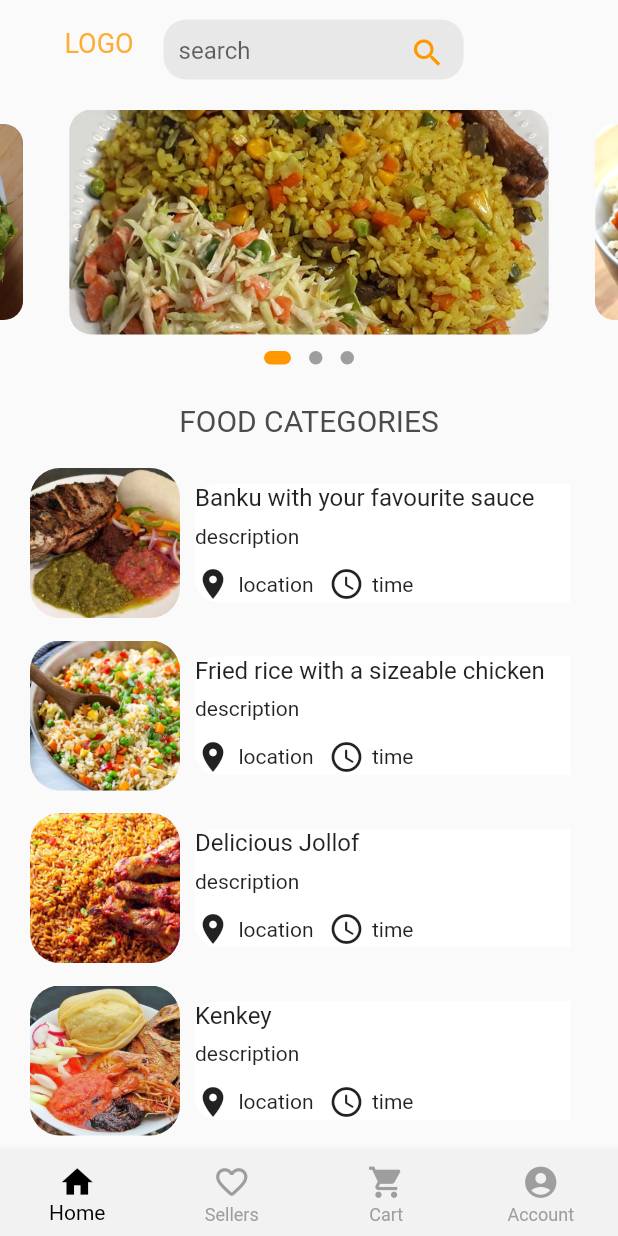
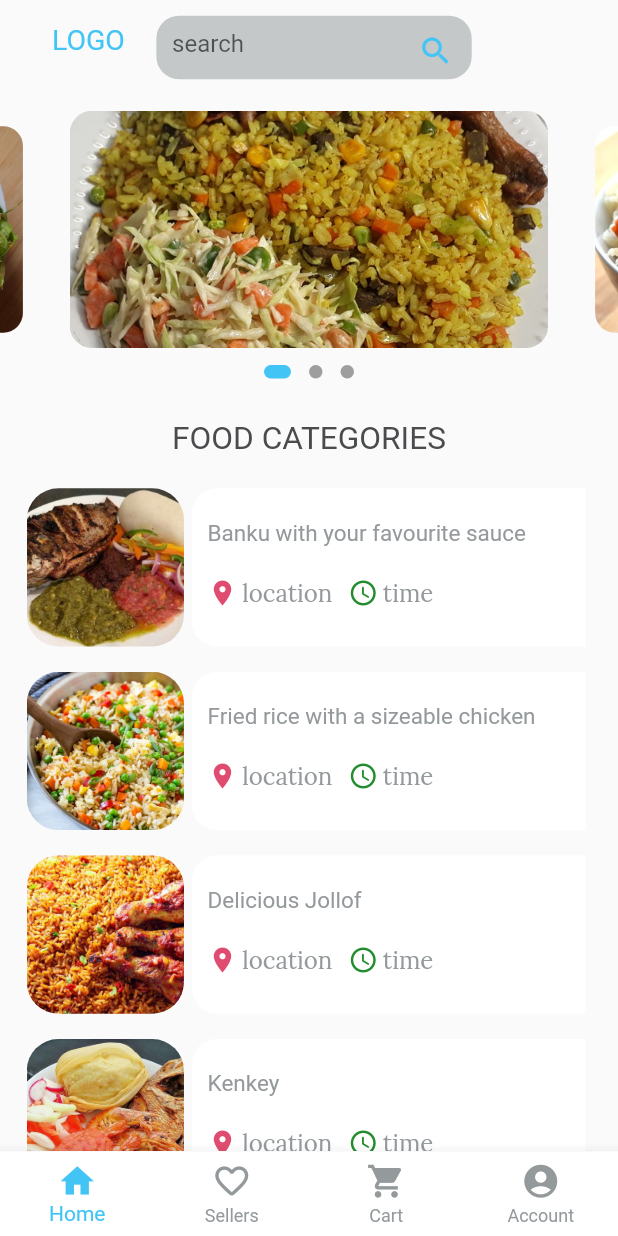
Before and after one commit to SamNyark/pedido, a Flutter app: the HomePage screen opened directly, on a phone screen of 412 x 824 dp. Run offline on Flutter 3.47's test engine with Material 2 defaults, Android fonts, the phone set to English and light mode, and no system bars; drawn by our look-alikes of carousel_slider, dots_indicator; our stand-ins replace firebase_auth, firebase_core, font_awesome_flutter, get; accounts and stored records are empty; Roboto replaces fonts that are missing (OrelegaOne, Playfair).

Commit message:
Added colors  and dimensions

```diff
--- a/lib/components/food_categories.dart
+++ /dev/null
@@ -1,61 +0,0 @@
-import 'package:flutter/material.dart';
-import 'package:get/get.dart';
-import 'package:pedido/helpers/products.dart';
-import 'package:pedido/widgets/icon_and_text.dart';
-
-class FoodList extends StatelessWidget {
-  const FoodList({Key? key}) : super(key: key);
-
-  @override
-  Widget build(BuildContext context) {
-    return ListView.builder(
-      shrinkWrap: true,
-      physics: const NeverScrollableScrollPhysics(),
-      itemCount: products.length,
-      itemBuilder: (context, index) {
-        return Container(
-          margin: const EdgeInsets.only(left: 20, right: 10),
-          padding: const EdgeInsets.only(bottom: 15),
-          child: GestureDetector(
-            child: Row(
-              children: [
-                Container(
-                  height: 100,
-                  width: 100,
-                    decoration: BoxDecoration(
-                        borderRadius: BorderRadius.circular(20),
-                        image: DecorationImage(image: AssetImage(products[index].image), fit: BoxFit.cover))),
-
-                Padding(
-                  padding: const EdgeInsets.only(left: 10.0),
-                  child: Container(
-                    decoration: const BoxDecoration(
-                      color: Colors.white,
-                      borderRadius: BorderRadius.only(topLeft: Radius.circular(15), bottomLeft: Radius.circular(15))
-                    ),
-                    width: 250,
-                    child: Column(
-                      crossAxisAlignment: CrossAxisAlignment.start,
-                      children: [
-                        Text(products[index].title, style: const TextStyle(overflow: TextOverflow.ellipsis, fontSize: 16),maxLines: 1,),
-                        const SizedBox(height: 8,),
-                        Text("description"),
-                        const SizedBox(height: 12,),
-                        Row(children: const [
-                          IconAndText(icon: Icons.location_on, text: "location"),
-                          SizedBox(width: 10,),
-                          IconAndText(icon: Icons.access_time_rounded, text: "time")
-                        ],)
-
-                      ],
-                    ),
-                  ),
-                )
-              ],
-            ),
-          ),
-        );
-      },
-    );
-  }
-}
--- a/lib/components/home_screen.dart
+++ b/lib/components/home_screen.dart
@@ -2,9 +2,12 @@ import 'package:dots_indicator/dots_indicator.dart';
 import 'package:flutter/material.dart';
 import 'package:carousel_slider/carousel_slider.dart';
 import 'package:get/get.dart';
-import 'package:pedido/components/food_categories.dart';
-import 'package:pedido/components/home_screen_footer.dart';
+import 'package:pedido/pages/food/food_list.dart';
 import 'package:pedido/controllers/firebase_form.dart';
+import 'package:pedido/helpers/colors.dart';
+import 'package:pedido/helpers/dimensions.dart';
+
+import '../helpers/products.dart';
 
 class HomeScreen extends StatefulWidget {
   const HomeScreen({Key? key}) : super(key: key);
@@ -14,11 +17,6 @@ class HomeScreen extends StatefulWidget {
 }
 
 class _HomeScreenState extends State<HomeScreen> {
-  final List _carousel = [
-    "assets/images/friedrice.jpg",
-    "assets/images/rice.jpg",
-    "assets/images/waakye.jpg"
-  ];
   double _index = 0;
 
   FirebaseForm formController = Get.find();
@@ -27,65 +25,66 @@ class _HomeScreenState extends State<HomeScreen> {
   Widget build(BuildContext context) {
     return ListView(
       children: [
-        const SizedBox(
-          height: 5,
-        ),
         Row(
           mainAxisAlignment: MainAxisAlignment.center,
           children: [
-            Text(
-              "LOGO",
-              style:
-                  TextStyle(color: Colors.orange.withOpacity(.8), fontSize: 18),
+            Padding(
+              padding: EdgeInsets.only(right: Dimensions.width20),
+              child: Text(
+                "LOGO",
+                style: TextStyle(
+                    color: AppColors.mainColor,
+                    fontSize: Dimensions.height18),
+              ),
             ),
-            const SizedBox(width: 20),
             Container(
-              margin: const EdgeInsets.only(top: 8),
-              padding: const EdgeInsets.only(top: 5),
+              margin: EdgeInsets.only(top: Dimensions.height10),
+              padding: EdgeInsets.only(top: Dimensions.height4),
               decoration: BoxDecoration(
                   borderRadius: BorderRadius.circular(15),
-                  color: Colors.grey.withOpacity(0.2)),
-              width: 200,
-              height: 40,
+                  color: AppColors.searchBoxColor),
+              width: Dimensions.width200,
+              height: Dimensions.height40,
               child: TextField(
                 decoration: InputDecoration(
                     suffixIcon: IconButton(
-                        padding: const EdgeInsets.symmetric(vertical: 5),
+                        padding: EdgeInsets.symmetric(vertical: Dimensions.width5),
                         onPressed: () {},
                         icon: const Icon(
-                          Icons.search,
+                          Icons.search_outlined,
                         ),
-                        color: Colors.orange),
+                        color: AppColors.mainColor),
                     border: InputBorder.none,
                     //inner padding for the search box
-                    contentPadding: const EdgeInsets.only(left: 10, bottom: 15),
+                    contentPadding: EdgeInsets.only(left: Dimensions.width10, bottom: Dimensions.height17),
                     hintText: "search",
                     hintStyle: const TextStyle(fontFamily: "Playfair")),
               ),
             ),
-            const SizedBox(width: 60),
+            SizedBox(width: Dimensions.width60),
           ],
         ),
-        const SizedBox(height: 20),
+        SizedBox(height: Dimensions.height20),
 
         /// for promos
         CarouselSlider(
             options: CarouselOptions(
+              autoPlayInterval: const Duration(seconds: 2),
                 enlargeCenterPage: true,
                 enableInfiniteScroll: true,
                 scrollDirection: Axis.horizontal,
                 autoPlay: true,
-                height: 150,
+                height: Dimensions.height150,
                 onPageChanged: (index, reason) {
                   setState(() {
                     _index = index.toDouble();
                   });
                 }),
-            items: [_carousel[0], _carousel[1], _carousel[2]].map((i) {
+            items: [carousel[0], carousel[1], carousel[2]].map((i) {
               return Builder(builder: (BuildContext context) {
                 return Container(
-                  width: 550,
-                  margin: const EdgeInsets.symmetric(horizontal: 5),
+                  width: double.maxFinite,
+                  margin: EdgeInsets.symmetric(horizontal: Dimensions.width5),
                   child: ClipRRect(
                     borderRadius: BorderRadius.circular(15),
                     child: Image(
@@ -96,34 +95,37 @@ class _HomeScreenState extends State<HomeScreen> {
                 );
               });
             }).toList()),
-        const SizedBox(
-          height: 5,
+        SizedBox(
+          height: Dimensions.height5,
         ),
         DotsIndicator(
-          dotsCount: _carousel.length,
+          dotsCount: carousel.length,
           position: _index,
           decorator: DotsDecorator(
             size: const Size.square(9.0),
-            activeColor: Colors.orange,
+            activeColor: AppColors.mainColor,
             activeSize: const Size(18.0, 9.0),
             activeShape: RoundedRectangleBorder(
                 borderRadius: BorderRadius.circular(5.0)),
           ),
         ),
-        const SizedBox(
-          height: 10,
+        SizedBox(
+          height: Dimensions.height10,
         ),
-        const Center(
+        Center(
           child: Padding(
-            padding: EdgeInsets.all(10),
+            padding: EdgeInsets.all(Dimensions.height10),
             child: Text("FOOD CATEGORIES",
                 style: TextStyle(
-                    fontSize: 20,
+                    fontSize: Dimensions.height20,
                     fontFamily: "OrelegaOne",
-                    color: Color(0xff494b4d))),
+                    fontWeight: FontWeight.w400,
+                    color: const Color(0xff494b4d))),
           ),
         ),
-        const SizedBox(height: 10,),
+        SizedBox(
+          height: Dimensions.height10,
+        ),
         const FoodList(),
       ],
     );
--- a/lib/controllers/firebase_form.dart
+++ b/lib/controllers/firebase_form.dart
@@ -8,6 +8,8 @@ import 'package:pedido/pages/home_page.dart';
 class FirebaseForm extends GetxController{
   final FirebaseAuth _auth = FirebaseAuth.instance;
   final Controllers _controllers = Get.find();
+
+
 
 
   @override
--- /dev/null
+++ b/lib/helpers/colors.dart
@@ -0,0 +1,10 @@
+import 'package:flutter/cupertino.dart';
+
+class AppColors{
+  static Color mainColor = const Color(0xff42c5f5);
+  static Color secondaryColor = const Color(0xff94999c);
+  static Color searchBoxColor = const Color(0xffc5c8c9);
+  static Color locationIcon = const Color(0xffe04c6f);
+  static Color timeIcon = const Color(0xff238c2e);
+
+}
--- a/lib/helpers/dimensions.dart
+++ b/lib/helpers/dimensions.dart
@@ -0,0 +1,47 @@
+
+import 'package:get/get.dart';
+
+class Dimensions{
+  static double screenHeight = Get.context!.height;
+  static double screenWidget = Get.context!.width;
+
+  //bottomIconsSize
+  static double bottomIconSize = screenHeight / 31.24;
+
+  //height
+  static double height5 = screenHeight / 156.2;
+  static double height40 = screenHeight / 19.52;
+  static double height10 = screenHeight / 78.1;
+  static double height4 = screenHeight / 195.25;
+  static double height17 = screenHeight / 45.94;
+  static double height20 = screenHeight / 39.05;
+  static double height150 = screenHeight / 5.21;
+  static double height250 = screenHeight / 3.12;
+  static double height30 = screenHeight / 26.03;
+  static double height3 = screenHeight / 260.33;
+  static double height235 = screenHeight / 3.32;
+  static double height13 = screenHeight / 60.07;
+  static double height100 = screenHeight / 7.81;
+  static double height50 = screenHeight / 15.62;
+
+  //width
+  static double width20 = screenWidget / 19.65;
+  static double width200 = screenWidget / 1.96;
+  static double width5 = screenWidget / 78.6;
+  static double width10 = screenWidget / 39.3;
+  static double width60 = screenWidget / 6.55;
+  static double width30 = screenWidget / 13.1;
+  static double width3 = screenWidget / 131;
+  static double width17 = screenWidget / 23.12;
+  static double width120 = screenWidget / 3.28;
+  static double width100 = screenWidget / 3.93;
+  static double width2 = screenWidget / 262;
+  static double width250 = screenWidget / 1.57;
+
+
+
+  //fontsize
+  static double height18 = screenHeight / 43.38;
+  static double height16 = screenHeight / 48.81;
+  static double height23 = screenWidget / 17.08;
+}
--- a/lib/helpers/products.dart
+++ b/lib/helpers/products.dart
@@ -3,6 +3,12 @@ class Products {
   final int price;
   Products(this.image, this.price, this.title);
 }
+
+List carousel = [
+  "assets/images/friedrice.jpg",
+  "assets/images/rice.jpg",
+  "assets/images/waakye.jpg"
+];
 
 List<Products> products = [
   Products(
--- a/lib/main.dart
+++ b/lib/main.dart
@@ -24,7 +24,7 @@ class MyApp extends StatelessWidget {
         primarySwatch: Colors.grey,
       ),
       debugShowCheckedModeBanner: false,
-      home: const FoodDetails(),
+      home: const HomePage(),
     );
   }
 }
--- /dev/null
+++ b/lib/pages/food/food_list.dart
@@ -0,0 +1,70 @@
+import 'package:flutter/material.dart';
+import 'package:get/get.dart';
+import 'package:pedido/helpers/colors.dart';
+import 'package:pedido/helpers/dimensions.dart';
+import 'package:pedido/helpers/products.dart';
+import 'package:pedido/pages/food/food_details.dart';
+import 'package:pedido/widgets/big_text_and_small_text.dart';
+import 'package:pedido/widgets/icon_and_text.dart';
+
+class FoodList extends StatelessWidget {
+  const FoodList({Key? key}) : super(key: key);
+
+  @override
+  Widget build(BuildContext context) {
+    return ListView.builder(
+      shrinkWrap: true,
+      physics: const NeverScrollableScrollPhysics(),
+      itemCount: products.length,
+      itemBuilder: (context, index) {
+        return Container(
+          margin: EdgeInsets.symmetric(horizontal: Dimensions.width17),
+          padding: EdgeInsets.only(bottom: Dimensions.height16),
+          child: GestureDetector(
+            onTap: (){
+              Get.to(const FoodDetails(), arguments: index);
+            },
+
+            child: Row(
+              children: [
+                Container(
+                  height: Dimensions.height100,
+                  width: Dimensions.width100,
+                    decoration: BoxDecoration(
+                        borderRadius: BorderRadius.circular(Dimensions.height20),
+                        image: DecorationImage(image: AssetImage(products[index].image), fit: BoxFit.cover))),
+
+                Container(
+                  margin: EdgeInsets.only(left: Dimensions.width5),
+                  padding: EdgeInsets.symmetric(horizontal: Dimensions.width10, vertical: Dimensions.height16),
+                  decoration: BoxDecoration(
+                    color: Colors.white,
+                    borderRadius: BorderRadius.only(topLeft: Radius.circular(Dimensions.height16), bottomLeft: Radius.circular(Dimensions.height16))
+                  ),
+                  width: Dimensions.width250,
+                  height: Dimensions.height100,
+                  child: Column(
+                    crossAxisAlignment: CrossAxisAlignment.start,
+                    children: [
+                      SmallText(text: products[index].title, color: AppColors.secondaryColor,),
+                      SizedBox(height: Dimensions.height10),
+                      Expanded(
+                        child: Row(children: [
+                          IconAndText(icon: Icons.location_on, text: "location", color: AppColors.locationIcon,),
+                          SizedBox(width: Dimensions.width10,),
+                          IconAndText(icon: Icons.access_time_rounded, text: "time", color: AppColors.timeIcon,)
+                        ],),
+                      )
+
+                    ],
+                  ),
+                )
+              ],
+            ),
+          ),
+        );
+      },
+
+    );
+  }
+}
--- a/lib/pages/home_page.dart
+++ b/lib/pages/home_page.dart
@@ -3,6 +3,8 @@ import 'package:pedido/components/account_screen.dart';
 import 'package:pedido/components/cart_screen.dart';
 import 'package:pedido/components/home_screen.dart';
 import 'package:pedido/components/seller_screen.dart';
+import 'package:pedido/helpers/colors.dart';
+import 'package:pedido/helpers/dimensions.dart';
 
 class HomePage extends StatefulWidget {
   const HomePage({Key? key}) : super(key: key);
@@ -27,18 +29,18 @@ class _HomePageState extends State<HomePage> {
             });
           },
           type: BottomNavigationBarType.fixed,
-          backgroundColor: const Color(0xfff2f2f2),
-          unselectedItemColor: Colors.grey,
-          selectedItemColor: Colors.black,
-          items: const [
-            BottomNavigationBarItem(icon: Icon(Icons.home, size: 25,), label: "Home",
+          backgroundColor: Colors.white,
+          unselectedItemColor: AppColors.secondaryColor,
+          selectedItemColor: AppColors.mainColor,
+          items: [
+            BottomNavigationBarItem(icon: Icon(Icons.home, size: Dimensions.bottomIconSize,), label: "Home",
             backgroundColor: Colors.grey),
             BottomNavigationBarItem(
-                icon: Icon(Icons.favorite_border_rounded, size: 25,), label: "Sellers"),
+                icon: Icon(Icons.favorite_border_rounded, size: Dimensions.bottomIconSize,), label: "Sellers"),
             BottomNavigationBarItem(
-                icon: Icon(Icons.shopping_cart, size: 25,), label: "Cart",),
+                icon: Icon(Icons.shopping_cart, size: Dimensions.bottomIconSize,), label: "Cart",),
             BottomNavigationBarItem(
-                icon: Icon(Icons.account_circle, size: 25,), label: "Account")
+                icon: Icon(Icons.account_circle, size: Dimensions.bottomIconSize,), label: "Account")
           ],
         ),
       ),
--- /dev/null
+++ b/lib/widgets/big_text_and_small_text.dart
@@ -0,0 +1,41 @@
+import 'package:flutter/material.dart';
+import 'package:pedido/helpers/dimensions.dart';
+
+class BigText extends StatelessWidget {
+  final String text;
+  final Color color;
+  const BigText({Key? key, required this.text, this.color = Colors.black})
+      : super(key: key);
+
+  @override
+  Widget build(BuildContext context) {
+    return Text(
+      text,
+      maxLines: 1,
+      style: TextStyle(
+        fontSize: Dimensions.height23,
+        fontWeight: FontWeight.w400,
+        overflow: TextOverflow.ellipsis,
+      ),
+    );
+  }
+}
+
+class SmallText extends StatelessWidget {
+  final String text;
+  final Color color;
+  final double size;
+  final double height;
+  const SmallText({ Key? key, required this.text, this.color = const Color(0xff000000), this.size = 15, this.height = 1.5 }) : super(key: key);
+
+  @override
+  Widget build(BuildContext context) {
+    return Text(
+      text, style: TextStyle(
+        fontSize: size,
+        color: color,
+        height: height
+      ),
+    );
+  }
+}
--- a/lib/widgets/icon_and_text.dart
+++ b/lib/widgets/icon_and_text.dart
@@ -1,17 +1,22 @@
 import 'package:flutter/material.dart';
+import 'package:pedido/helpers/colors.dart';
+import 'package:pedido/helpers/dimensions.dart';
+import 'package:pedido/widgets/big_text_and_small_text.dart';
 
 class IconAndText extends StatelessWidget {
   final IconData icon;
+  final Color color;
+  final double iconSize;
   final String text;
-  const IconAndText({ Key? key, required this.icon, required this.text }) : super(key: key);
+  const IconAndText({ Key? key, required this.icon, required this.text, this.color = Colors.black, this.iconSize = 20 }) : super(key: key);
 
   @override
   Widget build(BuildContext context) {
     return Row(
       children: [
-        Icon(icon),
-        const SizedBox(width: 5,),
-        Text(text)
+        Icon(icon, size: iconSize, color: color,),
+        SizedBox(width: Dimensions.width3,),
+        Text(text, style: TextStyle(fontSize: 16, fontFamily: "Lora", color: AppColors.secondaryColor),)
       ],
     );
   }
```
Also changed, not shown: lib/pages/food/food_details.dart (+120 -46 lines), lib/widgets/details_collapse.dart (added, +72 -0 lines).
